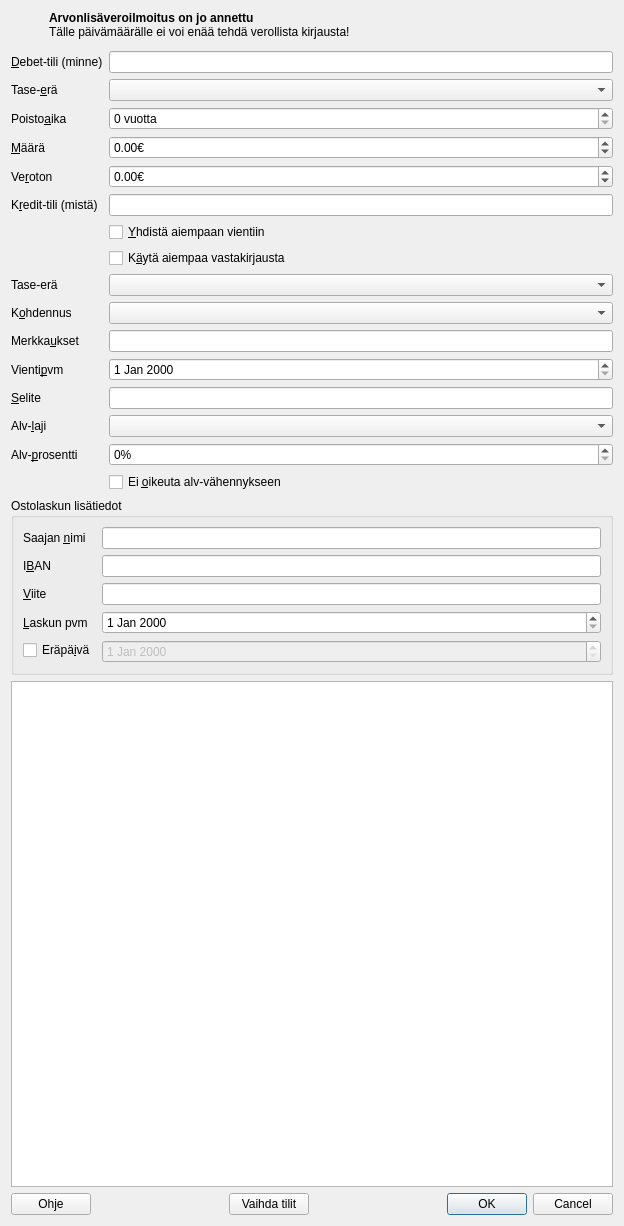
Old version of the form kitupiikki/kirjaus/kirjausapuridialog.ui in the repository artoh/kitupiikki.
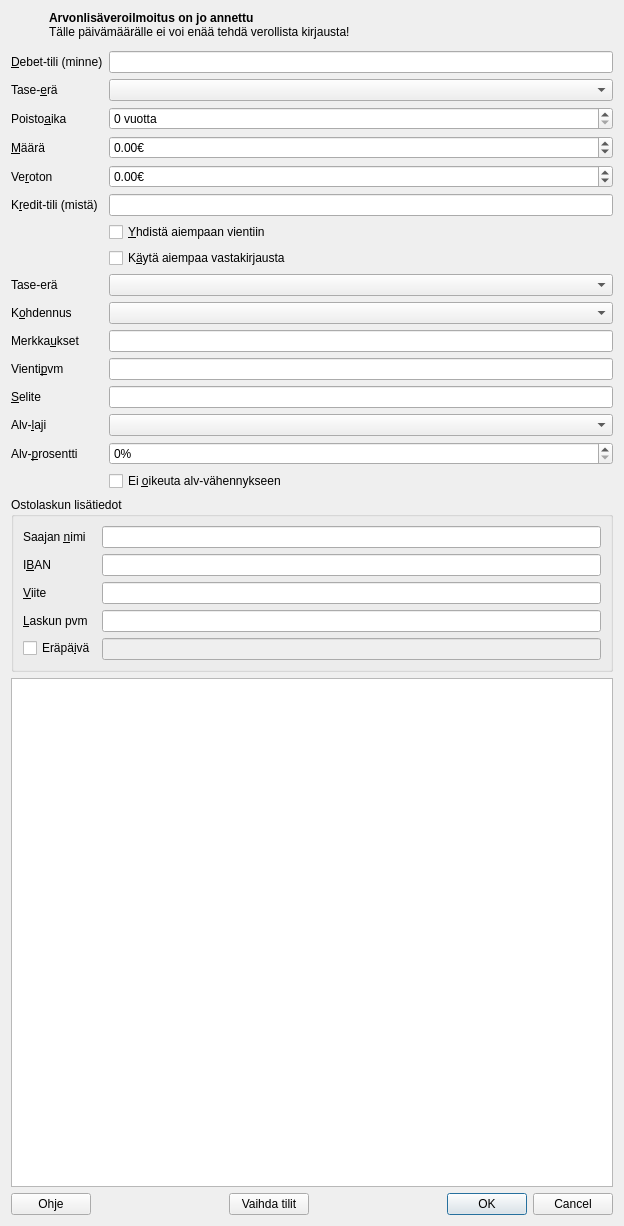
New version of the form. Icons and pictures are not drawn. Custom widgets are drawn as their Qt base class.

Commit message: KIrjausapuri käyttää  omaa pmv-wgtiä

What changed in the file:
```diff
--- a/kitupiikki/kirjaus/kirjausapuridialog.ui
+++ b/kitupiikki/kirjaus/kirjausapuridialog.ui
@@ -204,9 +204,6 @@
        </property>
       </widget>
      </item>
-     <item row="12" column="1">
-      <widget class="QDateEdit" name="pvmDate"/>
-     </item>
      <item row="13" column="0">
       <widget class="QLabel" name="label_7">
        <property name="text">
@@ -277,6 +274,9 @@
        </property>
       </widget>
      </item>
+     <item row="12" column="1">
+      <widget class="KpDateEdit" name="pvmDate"/>
+     </item>
     </layout>
    </item>
    <item>
@@ -318,13 +318,6 @@
         </property>
        </widget>
       </item>
-      <item row="4" column="1">
-       <widget class="QDateEdit" name="erapvmEdit">
-        <property name="enabled">
-         <bool>false</bool>
-        </property>
-       </widget>
-      </item>
       <item row="0" column="0">
        <widget class="QLabel" name="saajannimiLabel">
         <property name="text">
@@ -349,7 +342,14 @@
        </widget>
       </item>
       <item row="3" column="1">
-       <widget class="QDateEdit" name="laskupvmEdit"/>
+       <widget class="KpDateEdit" name="laskupvmEdit"/>
+      </item>
+      <item row="4" column="1">
+       <widget class="KpDateEdit" name="erapvmEdit">
+        <property name="enabled">
+         <bool>false</bool>
+        </property>
+       </widget>
       </item>
      </layout>
     </widget>
@@ -438,6 +438,11 @@
    <extends>QLineEdit</extends>
    <header>db/tilinvalintaline.h</header>
   </customwidget>
+  <customwidget>
+   <class>KpDateEdit</class>
+   <extends>QLineEdit</extends>
+   <header>tools/kpdateedit.h</header>
+  </customwidget>
  </customwidgets>
  <tabstops>
   <tabstop>tiliEdit</tabstop>
```
Left out of the diff: 38 changed lines with no effect on the pictures.
